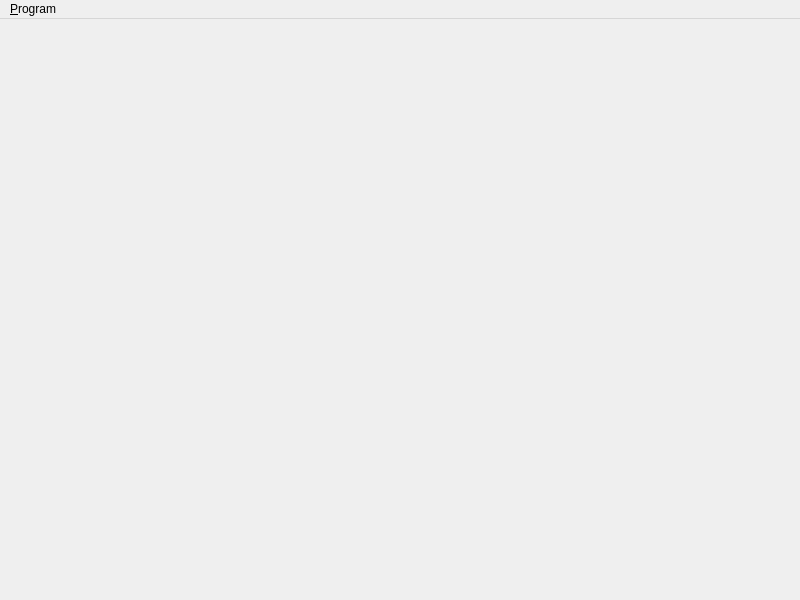
Qt form Consciousness/window/main_window.ui (UnnamedOrange/Consciousness) before a commit.
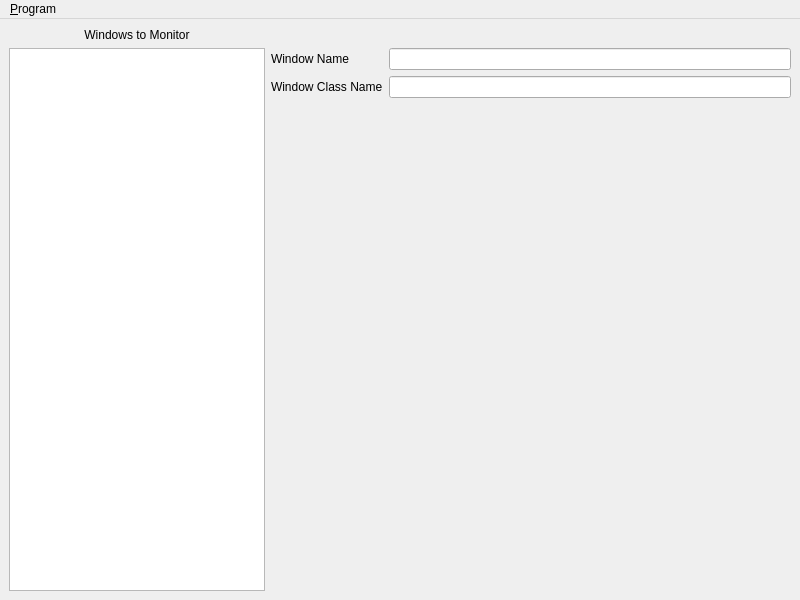
The same form after that commit.

Commit message: Design the layout

The edit to the form file:
```diff
--- a/Consciousness/window/main_window.ui
+++ b/Consciousness/window/main_window.ui
@@ -13,7 +13,92 @@
   <property name="windowTitle">
    <string notr="true">Consciousness</string>
   </property>
-  <widget class="QWidget" name="centralwidget"/>
+  <widget class="QWidget" name="centralwidget">
+   <layout class="QGridLayout" name="gridLayout_2" columnstretch="0,1">
+    <item row="0" column="0">
+     <layout class="QVBoxLayout" name="verticalLayout_1">
+      <item>
+       <widget class="QLabel" name="label_1">
+        <property name="text">
+         <string>Windows to Monitor</string>
+        </property>
+        <property name="alignment">
+         <set>Qt::AlignCenter</set>
+        </property>
+       </widget>
+      </item>
+      <item>
+       <widget class="QListWidget" name="listWidget_windows"/>
+      </item>
+     </layout>
+    </item>
+    <item row="0" column="1">
+     <layout class="QVBoxLayout" name="verticalLayout_2">
+      <item>
+       <spacer name="verticalSpacer_2">
+        <property name="orientation">
+         <enum>Qt::Vertical</enum>
+        </property>
+        <property name="sizeType">
+         <enum>QSizePolicy::Fixed</enum>
+        </property>
+        <property name="sizeHint" stdset="0">
+         <size>
+          <width>20</width>
+          <height>20</height>
+         </size>
+        </property>
+       </spacer>
+      </item>
+      <item>
+       <layout class="QGridLayout" name="gridLayout" columnminimumwidth="0,200">
+        <item row="0" column="1">
+         <widget class="QLineEdit" name="lineEdit_1">
+          <property name="text">
+           <string notr="true"/>
+          </property>
+         </widget>
+        </item>
+        <item row="0" column="0">
+         <widget class="QLabel" name="label_2">
+          <property name="text">
+           <string>Window Name</string>
+          </property>
+         </widget>
+        </item>
+        <item row="1" column="0">
+         <widget class="QLabel" name="label_3">
+          <property name="text">
+           <string>Window Class Name</string>
+          </property>
+         </widget>
+        </item>
+        <item row="1" column="1">
+         <widget class="QLineEdit" name="lineEdit_2">
+          <property name="text">
+           <string notr="true"/>
+          </property>
+         </widget>
+        </item>
+       </layout>
+      </item>
+      <item>
+       <spacer name="verticalSpacer_1">
+        <property name="orientation">
+         <enum>Qt::Vertical</enum>
+        </property>
+        <property name="sizeHint" stdset="0">
+         <size>
+          <width>20</width>
+          <height>40</height>
+         </size>
+        </property>
+       </spacer>
+      </item>
+     </layout>
+    </item>
+   </layout>
+  </widget>
   <widget class="QMenuBar" name="menuBar">
    <property name="geometry">
     <rect>
```
The commit also changes 1 other file.
